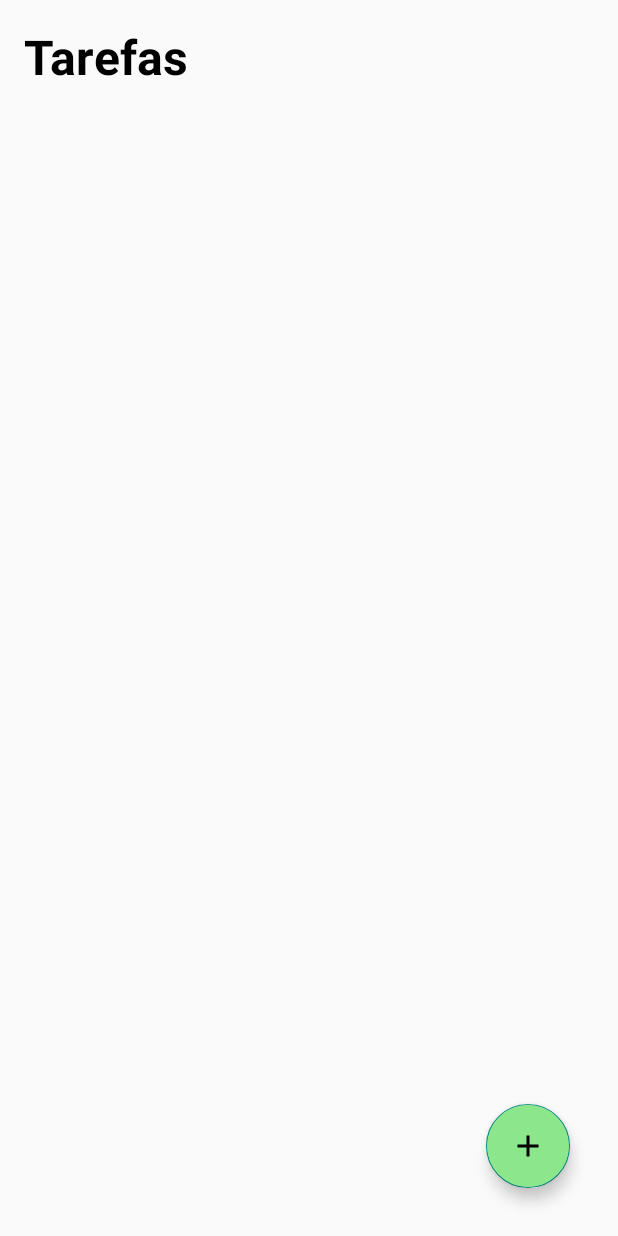
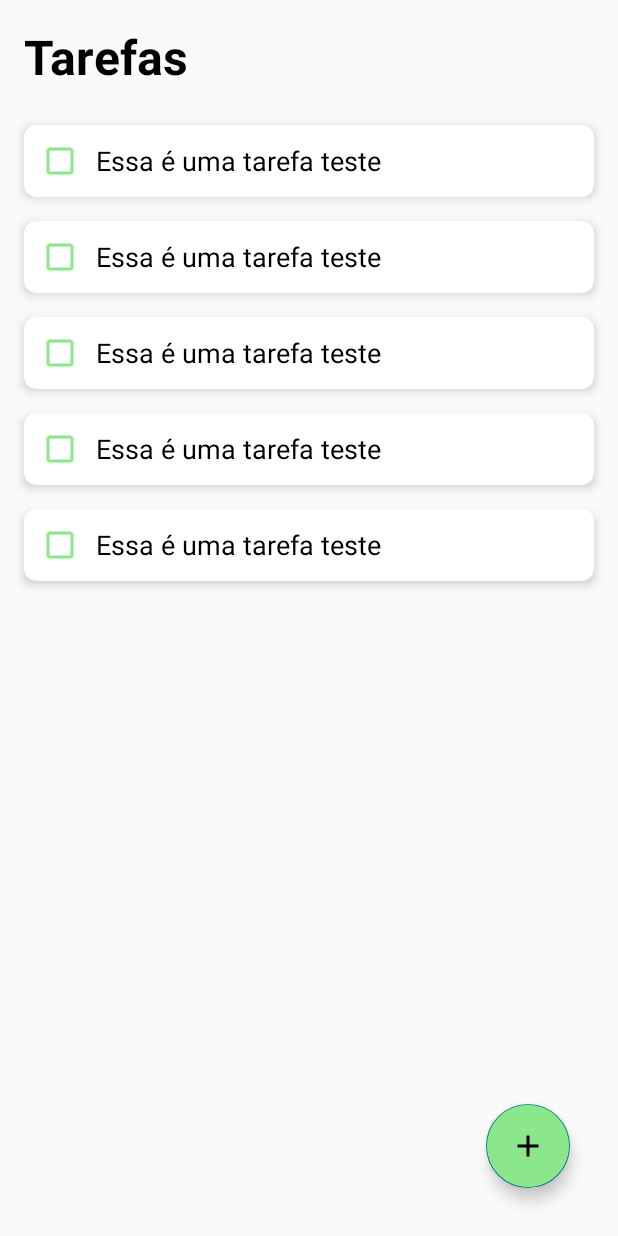
Before and after one commit to brunaciarlo/PlannerApplication, an Android app: the ToDoListActivity screen opened directly, with no data from a screen before it, on a phone screen of 412 x 824 dp. Run offline under Robolectric (Android 15) with nearby library versions, the phone set to English and light mode, and no system bars.

Commit message:
To do list em progresso

```diff
--- /dev/null
+++ b/app/src/main/java/com/example/plannerapplication/ToDoAdapter.java
@@ -0,0 +1,54 @@
+package com.example.plannerapplication;
+
+import android.view.LayoutInflater;
+import android.view.View;
+import android.view.ViewGroup;
+import android.widget.CheckBox;
+
+import androidx.recyclerview.widget.RecyclerView;
+
+import java.util.List;
+
+public class ToDoAdapter extends RecyclerView.Adapter<ToDoAdapter.ViewHolder> {
+
+    private List<ToDoModelo> toDoList;
+    private ToDoListActivity activity;
+
+    public ToDoAdapter(ToDoListActivity activity){
+        this.activity = activity;
+    }
+
+    public ViewHolder onCreateViewHolder(ViewGroup parent, int viewType){
+        View itemView = LayoutInflater.from(parent.getContext())
+                .inflate(R.layout.celula_tarefa, parent, false);
+        return new ViewHolder(itemView);
+    }
+
+    public void onBindViewHolder(ViewHolder holder, int position){
+        ToDoModelo item = toDoList.get(position);
+        holder.tarefa.setText(item.getTarefa());
+        holder.tarefa.setChecked(toBoolean(item.getStatus()));
+    }
+
+    public int getItemCount(){
+        return toDoList.size();
+    }
+
+    private boolean toBoolean(int n){
+        return n!=0;
+    }
+
+    public void setTarefa(List<ToDoModelo> toDoList){
+        this.toDoList = toDoList;
+        notifyDataSetChanged();
+    }
+
+    public static class ViewHolder extends RecyclerView.ViewHolder{
+        CheckBox tarefa;
+
+        ViewHolder(View view){
+            super(view);
+            tarefa = view.findViewById(R.id.toDoCheckBox);
+        }
+    }
+}
--- a/app/src/main/java/com/example/plannerapplication/ToDoListActivity.java
+++ b/app/src/main/java/com/example/plannerapplication/ToDoListActivity.java
@@ -1,14 +1,44 @@
 package com.example.plannerapplication;
 
 import androidx.appcompat.app.AppCompatActivity;
+import androidx.recyclerview.widget.LinearLayoutManager;
+import androidx.recyclerview.widget.RecyclerView;
 
 import android.os.Bundle;
 
+import java.util.ArrayList;
+import java.util.List;
+
 public class ToDoListActivity extends AppCompatActivity {
+
+    private RecyclerView tarefasRecyclerView;
+    private ToDoAdapter tarefasAdapter;
+
+    private List<ToDoModelo> listaTarefas;
 
     @Override
     protected void onCreate(Bundle savedInstanceState) {
         super.onCreate(savedInstanceState);
         setContentView(R.layout.activity_to_do_list);
+
+        listaTarefas = new ArrayList<>();
+
+        tarefasRecyclerView = findViewById(R.id.tarefasRecyclerView);
+        tarefasRecyclerView.setLayoutManager(new LinearLayoutManager(this));
+        tarefasAdapter = new ToDoAdapter(this);
+        tarefasRecyclerView.setAdapter(tarefasAdapter);
+
+        ToDoModelo tarefa = new ToDoModelo();
+        tarefa.setTarefa("Essa é uma tarefa teste");
+        tarefa.setStatus(0);
+        tarefa.setId(1);
+
+        listaTarefas.add(tarefa);
+        listaTarefas.add(tarefa);
+        listaTarefas.add(tarefa);
+        listaTarefas.add(tarefa);
+        listaTarefas.add(tarefa);
+
+        tarefasAdapter.setTarefa(listaTarefas);
     }
 }
--- /dev/null
+++ b/app/src/main/java/com/example/plannerapplication/ToDoModelo.java
@@ -0,0 +1,31 @@
+package com.example.plannerapplication;
+
+public class ToDoModelo {
+
+    private int id, status;
+    private String tarefa;
+
+    public int getId() {
+        return id;
+    }
+
+    public void setId(int id) {
+        this.id = id;
+    }
+
+    public int getStatus() {
+        return status;
+    }
+
+    public void setStatus(int status) {
+        this.status = status;
+    }
+
+    public String getTarefa() {
+        return tarefa;
+    }
+
+    public void setTarefa(String tarefa) {
+        this.tarefa = tarefa;
+    }
+}
--- a/app/src/main/res/layout/celula_tarefa.xml
+++ b/app/src/main/res/layout/celula_tarefa.xml
@@ -18,6 +18,7 @@
             android:layout_height="wrap_content"
             android:paddingStart="8dp"
             tool:text="Exemplo de tarefa no aplicativo"
+            android:textSize="18sp"
             android:buttonTint="@color/lightGreen"
             android:checked="true" />
 
```
Also changed, not shown: app/src/main/AndroidManifest.xml (+7 -7 lines), app/src/main/res/layout/nova_tarefa.xml (added, +25 -0 lines).
